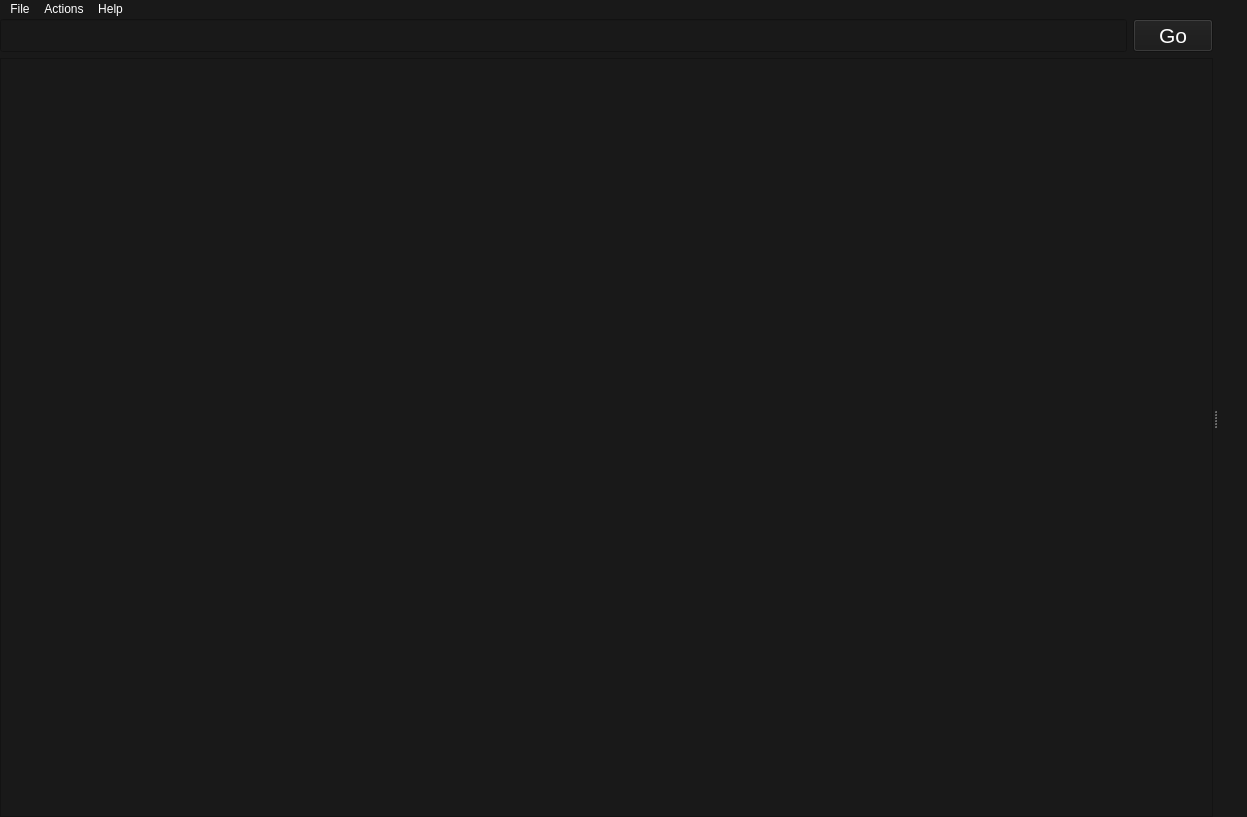
Before: the Qt Designer form mainwindow.ui in siavash119/qtchan, drawn with Qt 5.
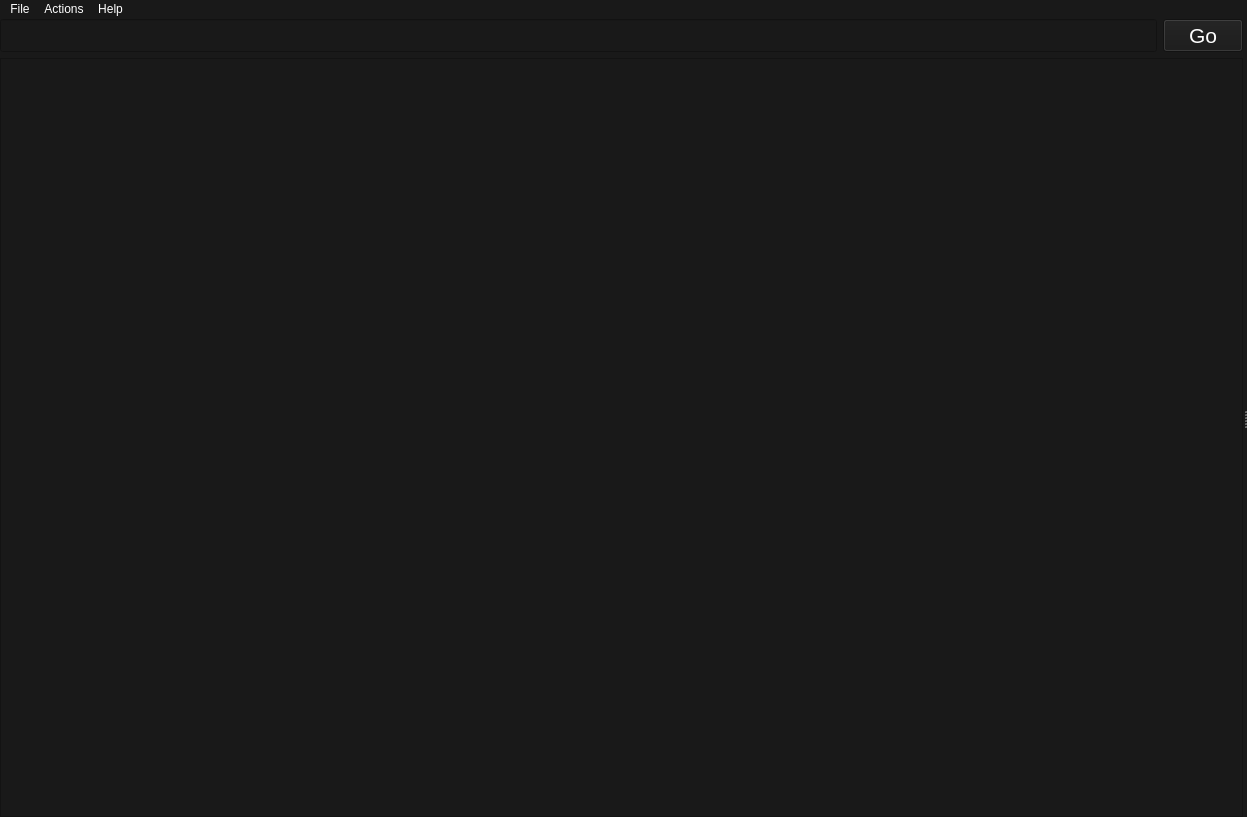
After: the same form once the commit is applied. Custom widgets are drawn as their Qt base class.

What changed in the file:
```diff
--- a/mainwindow.ui
+++ b/mainwindow.ui
@@ -289,12 +289,6 @@
               <verstretch>0</verstretch>
              </sizepolicy>
             </property>
-            <property name="minimumSize">
-             <size>
-              <width>0</width>
-              <height>0</height>
-             </size>
-            </property>
             <property name="font">
              <font>
               <pointsize>16</pointsize>
@@ -371,6 +365,9 @@
           <attribute name="headerDefaultSectionSize">
            <number>50</number>
           </attribute>
+          <attribute name="headerMinimumSectionSize">
+           <number>0</number>
+          </attribute>
          </widget>
         </item>
        </layout>
@@ -404,6 +401,12 @@
          </property>
          <item>
           <widget class="QLabel" name="help">
+           <property name="sizePolicy">
+            <sizepolicy hsizetype="Ignored" vsizetype="Ignored">
+             <horstretch>0</horstretch>
+             <verstretch>0</verstretch>
+            </sizepolicy>
+           </property>
            <property name="text">
             <string/>
            </property>
```
Left out of the diff: 2 changed lines with no effect on the pictures.
